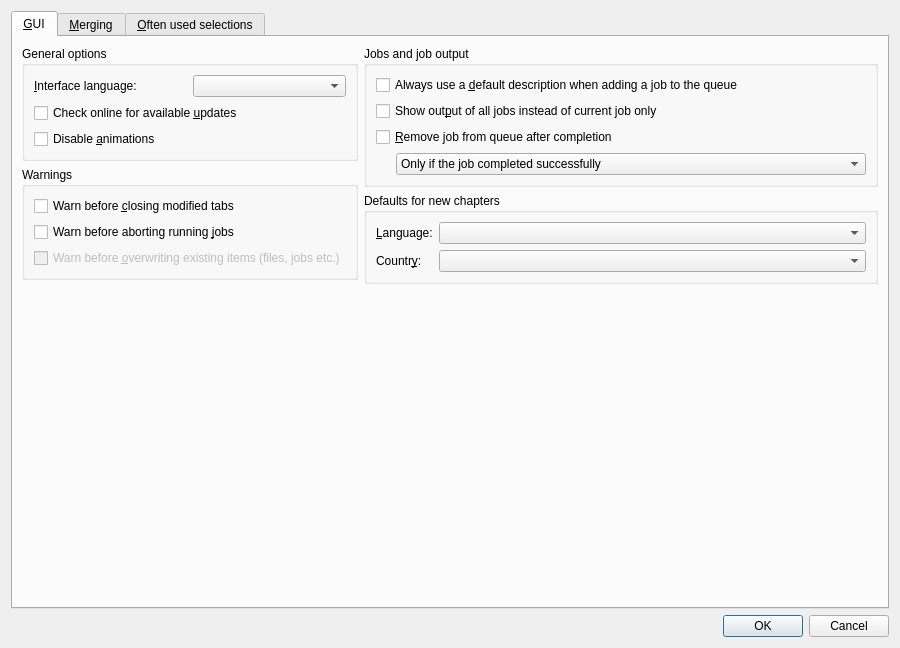
jpsdr/MKVToolnix-Windows-7, file src/mkvtoolnix-gui/forms/main_window/preferences_dialog.ui: the form before one commit.
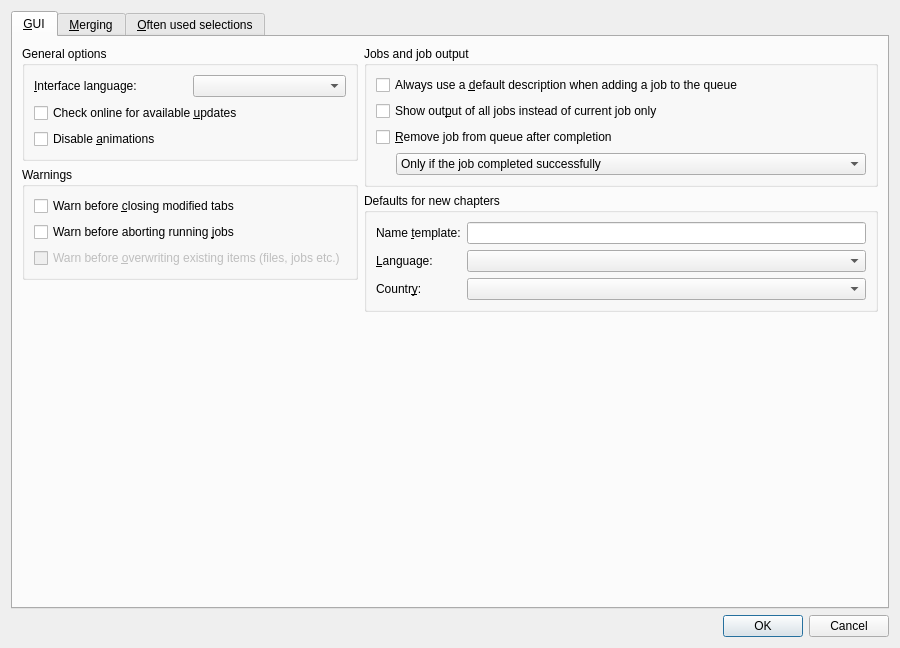
The form after the commit. Icons and pictures are not drawn. Custom widgets are drawn as their Qt base class.

Commit message: GUI: chapters: implement loading from Blu-ray MPLS playlists

What changed in the file:
```diff
--- a/src/mkvtoolnix-gui/forms/main_window/preferences_dialog.ui
+++ b/src/mkvtoolnix-gui/forms/main_window/preferences_dialog.ui
@@ -199,27 +199,7 @@
            <layout class="QVBoxLayout" name="verticalLayout_17">
             <item>
              <layout class="QGridLayout" name="gridLayout_3">
-              <item row="0" column="0">
-               <widget class="QLabel" name="label_10">
-                <property name="text">
-                 <string>&amp;Language:</string>
-                </property>
-                <property name="buddy">
-                 <cstring>cbCEDefaultLanguage</cstring>
-                </property>
-               </widget>
-              </item>
-              <item row="0" column="1">
-               <widget class="QComboBox" name="cbCEDefaultLanguage">
-                <property name="sizePolicy">
-                 <sizepolicy hsizetype="Expanding" vsizetype="Fixed">
-                  <horstretch>0</horstretch>
-                  <verstretch>0</verstretch>
-                 </sizepolicy>
-                </property>
-               </widget>
-              </item>
-              <item row="1" column="0">
+              <item row="2" column="0">
                <widget class="QLabel" name="label_11">
                 <property name="text">
                  <string>Countr&amp;y:</string>
@@ -229,7 +209,7 @@
                 </property>
                </widget>
               </item>
-              <item row="1" column="1">
+              <item row="2" column="1">
                <widget class="QComboBox" name="cbCEDefaultCountry">
                 <property name="sizePolicy">
                  <sizepolicy hsizetype="Expanding" vsizetype="Fixed">
@@ -239,6 +219,39 @@
                 </property>
                </widget>
               </item>
+              <item row="1" column="1">
+               <widget class="QComboBox" name="cbCEDefaultLanguage">
+                <property name="sizePolicy">
+                 <sizepolicy hsizetype="Expanding" vsizetype="Fixed">
+                  <horstretch>0</horstretch>
+                  <verstretch>0</verstretch>
+                 </sizepolicy>
+                </property>
+               </widget>
+              </item>
+              <item row="1" column="0">
+               <widget class="QLabel" name="label_10">
+                <property name="text">
+                 <string>&amp;Language:</string>
+                </property>
+                <property name="buddy">
+                 <cstring>cbCEDefaultLanguage</cstring>
+                </property>
+               </widget>
+              </item>
+              <item row="0" column="0">
+               <widget class="QLabel" name="label_7">
+                <property name="text">
+                 <string>Name &amp;template:</string>
+                </property>
+                <property name="buddy">
+                 <cstring>leCENameTemplate</cstring>
+                </property>
+               </widget>
+              </item>
+              <item row="0" column="1">
+               <widget class="QLineEdit" name="leCENameTemplate"/>
+              </item>
              </layout>
             </item>
            </layout>
```
Left out of the diff: 5 changed lines with no effect on the pictures. The commit also changes 7 other files.
